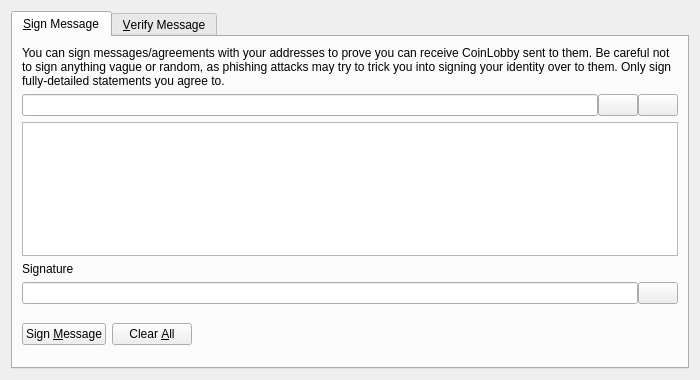
Before: the Qt Designer form src/qt/forms/signverifymessagedialog.ui in coin-lobby/Coin-Lobby-Core, drawn with Qt 5.
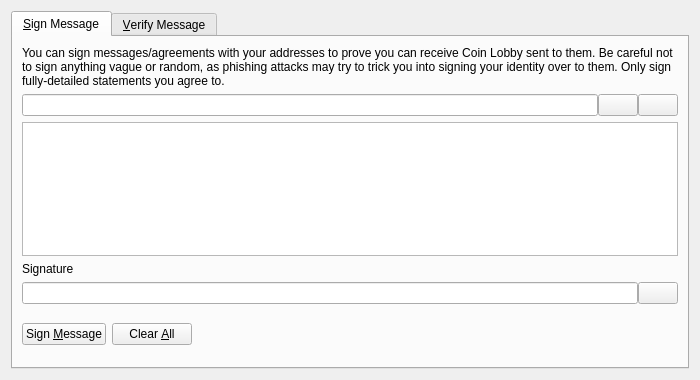
After: the same form once the commit is applied. Custom widgets are drawn as their Qt base class.

```diff
--- a/src/qt/forms/signverifymessagedialog.ui
+++ b/src/qt/forms/signverifymessagedialog.ui
@@ -30,7 +30,7 @@
        <item>
         <widget class="QLabel" name="infoLabel_SM">
          <property name="text">
-          <string>You can sign messages/agreements with your addresses to prove you can receive CoinLobby sent to them. Be careful not to sign anything vague or random, as phishing attacks may try to trick you into signing your identity over to them. Only sign fully-detailed statements you agree to.</string>
+          <string>You can sign messages/agreements with your addresses to prove you can receive Coin Lobby sent to them. Be careful not to sign anything vague or random, as phishing attacks may try to trick you into signing your identity over to them. Only sign fully-detailed statements you agree to.</string>
          </property>
          <property name="textFormat">
           <enum>Qt::PlainText</enum>
```
Left out of the diff: 8 changed lines with no effect on the pictures.
